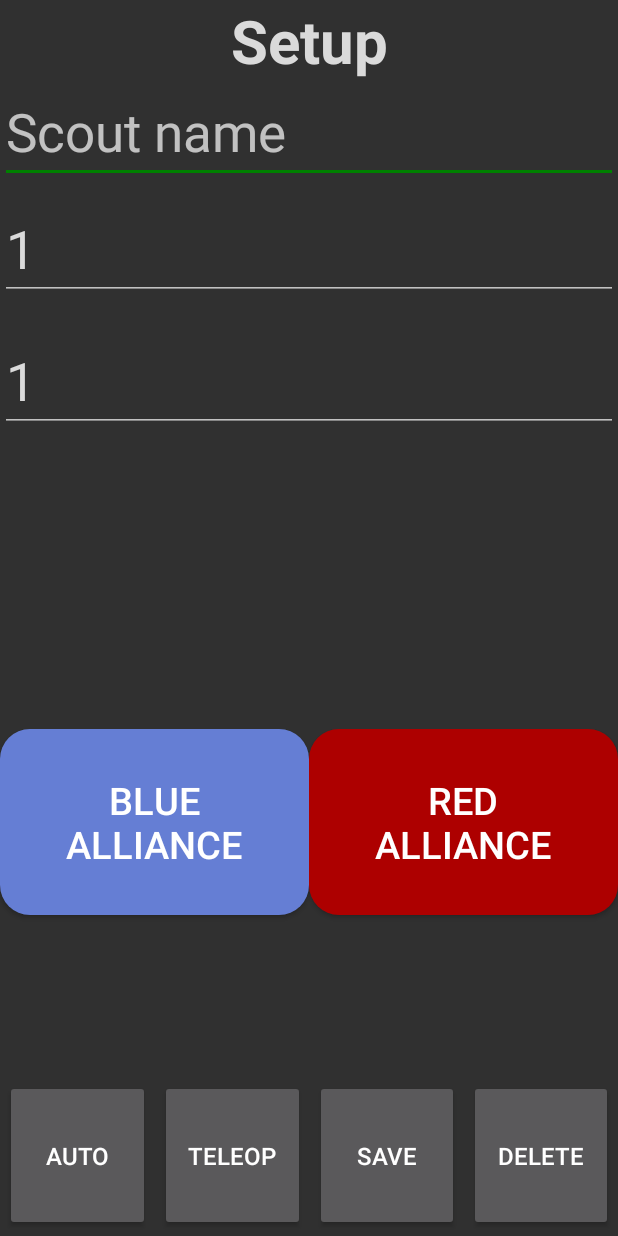
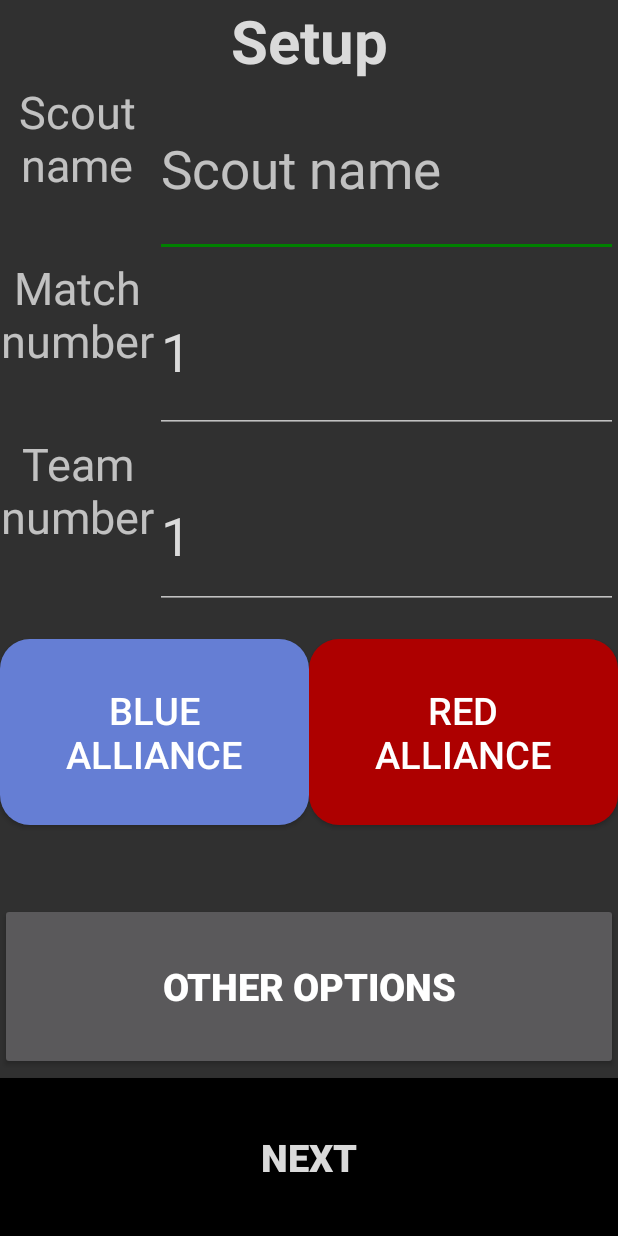
Before and after one commit to FRC4946/2025-Scouting-App, an Android app: the MatchActivity screen opened directly, with no data from a screen before it, on a phone screen of 412 x 824 dp. Run offline under Robolectric (Android 15) with nearby library versions, the phone set to English and light mode, and no system bars; 4 statements that could not run were skipped.

Commit message:
MAIN TWO BABY WOOOOOOOOOOOOOOOOOOOOOOOOOOOOOOOOOOOOOOOOOOOOOOO

```diff
--- a/app/src/main/res/layout/activity_main2.xml
+++ b/app/src/main/res/layout/activity_main2.xml
@@ -6,7 +6,7 @@
     android:orientation="vertical" >
     <LinearLayout
         android:layout_width="match_parent"
-        android:layout_weight="1.5"
+        android:layout_weight="1.6"
         android:orientation="vertical"
         android:layout_height="match_parent">
         <TextView
@@ -20,39 +20,76 @@
             android:textColor="@color/iconColor"
             android:textAppearance="@style/TextAppearance.AppCompat.Large" />
 
-
+        <LinearLayout
+            android:layout_width="match_parent"
+            android:layout_weight="1"
+            android:orientation="horizontal"
+            android:layout_height="match_parent">
+            <TextView
+                android:layout_width="match_parent"
+                android:layout_weight="3"
+                android:text="Scout name"
+                android:textAlignment="center"
+                android:textSize="30sp"
+                android:layout_height="match_parent"/>
             <EditText
                 android:id="@+id/scoutName"
                 android:layout_width="match_parent"
-            android:layout_height="wrap_content"
+                android:layout_height="match_parent"
+                android:layout_weight="1"
                 android:textSize="35sp"
-            android:ems="30"
                 android:textColor="@color/iconColor"
                 android:hint="Scout name"
                 android:inputType="text" />
-
+        </LinearLayout>
+        <LinearLayout
+            android:layout_width="match_parent"
+            android:layout_weight="1"
+            android:orientation="horizontal"
+            android:layout_height="match_parent">
+            <TextView
+                android:layout_width="match_parent"
+                android:layout_weight="3"
+                android:text="Match number"
+                android:textAlignment="center"
+                android:textSize="30sp"
+                android:layout_height="match_parent"/>
             <EditText
                 android:id="@+id/matchNumber"
                 android:layout_width="match_parent"
-            android:layout_height="wrap_content"
+                android:layout_height="match_parent"
                 android:layout_marginTop="10dp"
-            android:ems="30"
                 android:hint="Match number"
                 android:inputType="number"
+                android:layout_weight="1"
                 android:textColor="@color/iconColor"
                 android:textSize="35sp"
                 tools:ignore="TouchTargetSizeCheck" />
+        </LinearLayout>
 
+        <LinearLayout
+            android:layout_width="match_parent"
+            android:layout_weight="1"
+            android:orientation="horizontal"
+            android:layout_height="match_parent">
+            <TextView
+                android:layout_width="match_parent"
+                android:layout_weight="3"
+                android:text="Team number"
+                android:textAlignment="center"
+                android:textSize="30sp"
+                android:layout_height="match_parent"/>
             <EditText
                 android:id="@+id/teamNumber"
                 android:layout_width="match_parent"
-            android:layout_height="wrap_content"
+                android:layout_weight="1"
+                android:layout_height="match_parent"
                 android:textColor="@color/iconColor"
                 android:layout_marginTop="20dp"
                 android:textSize="35sp"
-            android:ems="30"
                 android:hint="Team number"
                 android:inputType="number" />
+        </LinearLayout>
     </LinearLayout>
     <LinearLayout
         android:layout_marginTop="20dp"
@@ -81,42 +118,30 @@
     </LinearLayout>
     <LinearLayout
         android:layout_width="match_parent"
-        android:layout_height="match_parent"
-        android:orientation="horizontal"
-        android:layout_weight="3">
-
+        android:layout_weight="2.3"
+        android:orientation="vertical"
+        android:layout_height="match_parent">
         <Button
             android:layout_width="match_parent"
+            android:text="other options"
             android:layout_weight="1"
-            android:text="Auto"
-            android:layout_margin="3dp"
-            android:id="@+id/auto"
-            android:textSize="16dp"
+            android:id="@+id/fillerSoNoRed"
+            android:textSize="25dp"
+            android:textStyle="bold"
+            android:textAlignment="center"
             android:layout_height="match_parent"/>
         <Button
+            android:id="@+id/nextButton"
             android:layout_width="match_parent"
+            android:layout_height="match_parent"
             android:layout_weight="1"
-            android:text="Teleop"
-            android:layout_margin="3dp"
-            android:id="@+id/teleop"
-            android:textSize="16dp"
-            android:layout_height="match_parent"/>
-        <Button
-            android:layout_width="match_parent"
-            android:layout_weight="1"
-            android:text="Save"
-            android:layout_margin="3dp"
-            android:id="@+id/exitbutton"
-            android:textSize="16dp"
-            android:layout_height="match_parent"/>'
-        <Button
-        android:layout_width="match_parent"
-        android:layout_weight="1"
-        android:text="delete"
-        android:layout_margin="3dp"
-        android:id="@+id/exitbutton2"
-        android:textSize="16dp"
-        android:layout_height="match_parent"/>
+            android:layout_marginTop="5dp"
+            android:background="@color/colorPrimaryDark"
+            android:textSize="25dp"
+            android:textStyle="bold"
+            android:textColor="@color/iconColor"
+            android:textAlignment="center"
+            android:text="NEXT" />
+    </LinearLayout>
 
 </LinearLayout>
-</LinearLayout>
```
Lines whose indentation alone changed are shown as unchanged.
